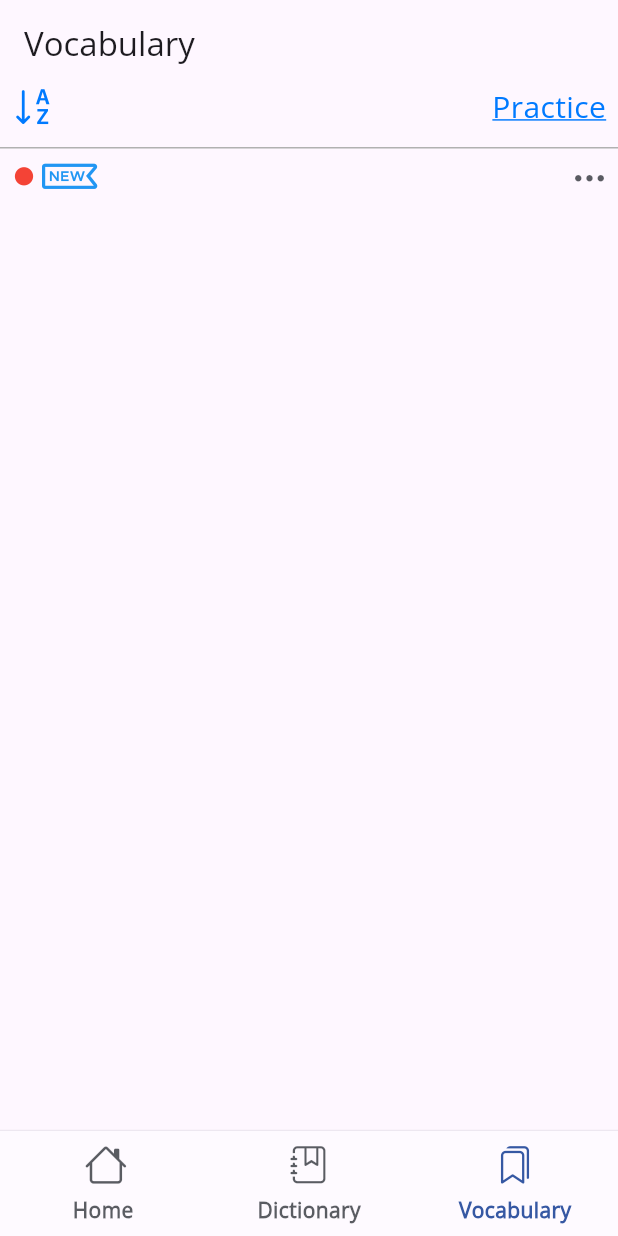
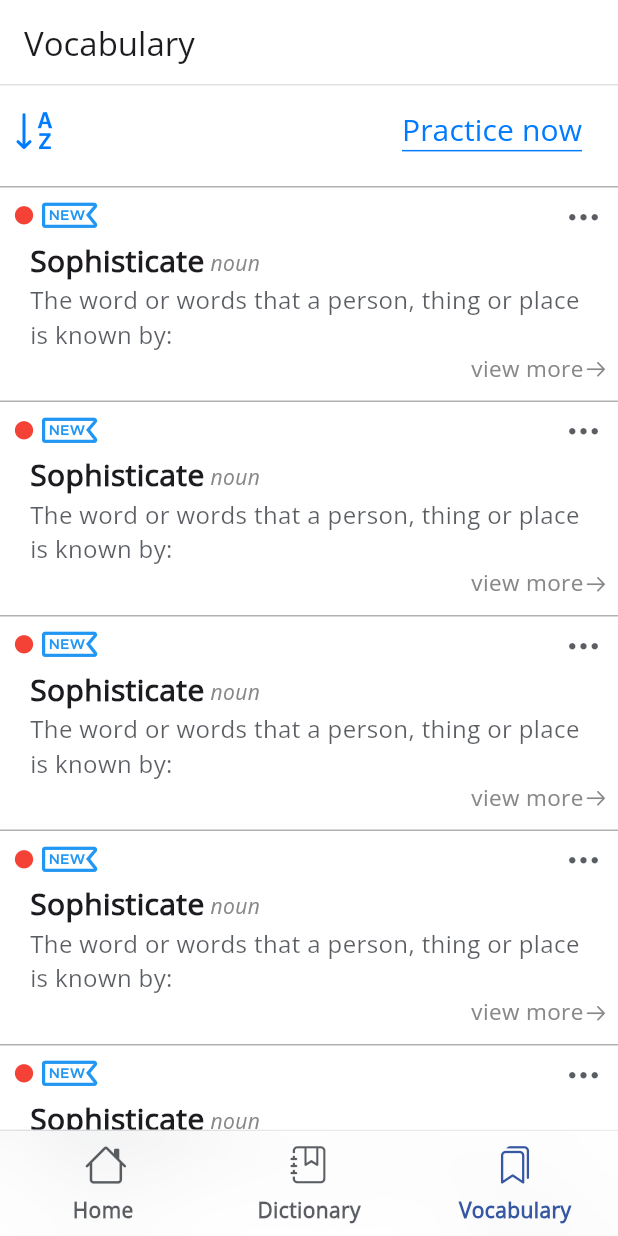
Before and after one commit to nguyenhuuthai-99/eng_dict, a Flutter app: the screen it shows after launch, item 3 of the bottom bar chosen, on a phone screen of 412 x 824 dp. Run offline on Flutter 3.47's test engine with Material 3 defaults, Android fonts, the phone set to English and light mode, and no system bars; our stand-ins replace google_fonts, just_audio; missing offline and left inert: dart:ffi.

Commit message:
vocabulary screen layout completed

```diff
--- /dev/null
+++ b/lib/model/vocabulary.dart
@@ -0,0 +1,30 @@
+class Vocabulary {
+  late String _wordTitle;
+  late String _wordForm;
+  late String _definition;
+  late String _URL;
+
+  String get wordTitle => _wordTitle;
+
+  set wordTitle(String value) {
+    _wordTitle = value;
+  }
+
+  String get wordForm => _wordForm;
+
+  String get URL => _URL;
+
+  set URL(String value) {
+    _URL = value;
+  }
+
+  String get definition => _definition;
+
+  set definition(String value) {
+    _definition = value;
+  }
+
+  set wordForm(String value) {
+    _wordForm = value;
+  }
+}
--- a/lib/view/component/glass_app_bar.dart
+++ b/lib/view/component/glass_app_bar.dart
@@ -2,30 +2,35 @@ import 'dart:ui';
 
 import 'package:flutter/material.dart';
 
-class GlassAppBar extends StatelessWidget implements PreferredSizeWidget{
+class GlassAppBar extends StatelessWidget implements PreferredSizeWidget {
   final String title;
+  final Widget? bottom;
   late final AppBar appBar;
-  GlassAppBar({required this.title,super.key}){
+  GlassAppBar({required this.title, super.key, this.bottom}) {
     appBar = AppBar(
       title: Text(title),
-      backgroundColor: Colors.white.withOpacity(0.2),
-      surfaceTintColor: Colors.white.withOpacity(0.2),
+      backgroundColor: Colors.white.withOpacity(0.6),
+      surfaceTintColor: Colors.white.withOpacity(0.6),
+      bottom: bottom != null
+          ? PreferredSize(preferredSize: preferredSize, child: bottom!)
+          : null,
     );
   }
 
   @override
   PreferredSizeWidget build(BuildContext context) {
-
     return PreferredSize(
       child: ClipRRect(
           child: BackdropFilter(
-              filter: ImageFilter.blur(sigmaX: 25, sigmaY: 25, tileMode: TileMode.mirror),
+              filter: ImageFilter.blur(
+                  sigmaX: 25, sigmaY: 25, tileMode: TileMode.mirror),
               child: appBar)),
-      preferredSize: Size(MediaQuery.of(context).size.width, appBar.preferredSize.height),
+      preferredSize:
+          Size(MediaQuery.of(context).size.width, appBar.preferredSize.height),
     );
   }
 
   @override
   // TODO: implement preferredSize
-  Size get preferredSize => const Size.fromHeight(kToolbarHeight);
+  Size get preferredSize => Size.fromHeight(kToolbarHeight + 48);
 }
--- a/lib/view/screens/vocabulary_screen.dart
+++ b/lib/view/screens/vocabulary_screen.dart
@@ -1,6 +1,9 @@
+import 'package:eng_dict/view/component/glass_app_bar.dart';
 import 'package:eng_dict/view/utils/constants.dart';
 import 'package:eng_dict/view/utils/custom_icon.dart';
+import 'package:eng_dict/view/widgets/vocabulary_box.dart';
 import 'package:flutter/material.dart';
+import 'package:google_fonts/google_fonts.dart';
 
 class VocabularyScreen extends StatelessWidget {
   final String screenId = "VocabularyScreen";
@@ -9,71 +12,115 @@ class VocabularyScreen extends StatelessWidget {
   @override
   Widget build(BuildContext context) {
     return Scaffold(
-      appBar: AppBar(
+      backgroundColor: Colors.white,
+      body: CustomScrollView(
+        slivers: [
+          SliverAppBar.medium(
+            pinned: true,
+            flexibleSpace: AppBar(
+              backgroundColor: Colors.white,
+              surfaceTintColor: Colors.white,
               title: Text("Vocabulary"),
             ),
-      body: Column(
-        crossAxisAlignment: CrossAxisAlignment.start,
-        children: [
-          const Padding(
-            padding: EdgeInsets.symmetric(horizontal: 8.0),
+            title: Text("Vocabulary"),
+            toolbarHeight: kToolbarHeight,
+            collapsedHeight: kToolbarHeight,
+            expandedHeight: kToolbarHeight,
+            surfaceTintColor: Colors.white,
+            backgroundColor: Colors.white,
+          ),
+          SliverPersistentHeader(
+              pinned: true,
+              delegate: toolBarDelegate(
+                Container(
+                  padding: const EdgeInsets.only(
+                      left: 8.0,
+                      right: Constant.kMarginMedium,
+                      top: Constant.kMarginMedium),
+                  decoration: BoxDecoration(
+                      color: Colors.white,
+                      border:
+                          Border(top: BorderSide(color: Constant.kGreyLine))),
                   child: Row(
                     mainAxisAlignment: MainAxisAlignment.start,
+                    crossAxisAlignment: CrossAxisAlignment.baseline,
+                    textBaseline: TextBaseline.alphabetic,
                     children: [
                       Icon(
                         CustomIcon.sort,
                         color: Constant.kHyperLinkTextColor,
-                  size: 30,
+                        size: 32,
                       ),
                       Expanded(
                         child: SizedBox(),
                       ),
-                Text(
-                  "Practice",
-                  style: TextStyle(
+                      TextButton(
+                        style: ButtonStyle(),
+                        onPressed: () {
+                          print("practice");
+                        },
+                        child: Text(
+                          "Practice now",
+                          style: GoogleFonts.openSans(
+                              decoration: TextDecoration.underline,
+                              decorationThickness: 2,
+                              decorationColor: Constant.kHyperLinkTextColor,
+                              fontWeight: FontWeight.w400,
                               fontSize: 20,
-                      decoration: TextDecoration.underline,
-                      decorationColor: Constant.kHyperLinkTextColor,
-                      decorationThickness: 2,
-                      color: Constant.kHyperLinkTextColor),
+                              color: Colors.transparent,
+                              shadows: [
+                                Shadow(
+                                    color: Constant.kHyperLinkTextColor,
+                                    offset: Offset(0, -5))
+                              ]),
+                        ),
                       )
                     ],
                   ),
                 ),
-          Container(
-            padding: EdgeInsets.only(
-                top: Constant.kMarginExtraSmall,
-                left: Constant.kMarginExtraSmall,
-                right: Constant.kMarginExtraSmall),
-            margin: EdgeInsets.only(top: Constant.kMarginMedium),
-            decoration: BoxDecoration(
-                border:
-                    Border(top: BorderSide(color: Constant.kGreyVocabBorder))),
-            child: const Column(
+              )),
+          SliverToBoxAdapter(
+            child: Column(
               children: [
-                Row(
-                  children: [
-                    Icon(
-                      CustomIcon.dot,
-                      color: Colors.red,
-                    ),
-                    Icon(
-                      CustomIcon.new_icon,
-                      color: Colors.blue,
-                    ),
-                    Expanded(child: SizedBox()),
-                    Icon(
-                      CustomIcon.more,
-                      color: Constant.kButtonUnselectedColor,
-                      size: 30,
-                    )
-                  ],
-                )
+                VocabularyBox(),
+                VocabularyBox(),
+                VocabularyBox(),
+                VocabularyBox(),
+                VocabularyBox(),
+                VocabularyBox(),
+                VocabularyBox(),
               ],
             ),
-          )
+          ),
         ],
       ),
     );
   }
 }
+
+class toolBarDelegate extends SliverPersistentHeaderDelegate {
+  Widget child;
+
+  toolBarDelegate(this.child);
+
+  @override
+  Widget build(
+      BuildContext context, double shrinkOffset, bool overlapsContent) {
+    // TODO: implement build
+    return child;
+  }
+
+  @override
+  // TODO: implement maxExtent
+  double get maxExtent => kToolbarHeight;
+
+  @override
+  // TODO: implement minExtent
+  double get minExtent => kToolbarHeight;
+
+  @override
+  bool shouldRebuild(covariant SliverPersistentHeaderDelegate oldDelegate) {
+    // TODO: implement shouldRebuild
+    return true;
+  }
+}
--- a/lib/view/widgets/navigation_menu.dart
+++ b/lib/view/widgets/navigation_menu.dart
@@ -28,7 +28,7 @@ class NavigationMenu extends StatelessWidget {
               child: NavigationBar(
                 selectedIndex: data.index,
                 indicatorColor: Colors.transparent,
-                backgroundColor: Colors.white.withOpacity(0.4),
+                backgroundColor: Colors.white.withOpacity(0.6),
                 height: 70,
                 onDestinationSelected: (index) => data.changeIndex(index),
                 destinations: const [
--- a/lib/view/widgets/vocabulary_box.dart
+++ b/lib/view/widgets/vocabulary_box.dart
@@ -0,0 +1,98 @@
+import 'package:eng_dict/view/utils/constants.dart';
+import 'package:eng_dict/view/utils/custom_icon.dart';
+import 'package:flutter/material.dart';
+
+class VocabularyBox extends StatelessWidget {
+  const VocabularyBox({
+    super.key,
+  });
+
+  @override
+  Widget build(BuildContext context) {
+    return Container(
+      padding: EdgeInsets.only(
+          top: Constant.kMarginExtraSmall,
+          left: Constant.kMarginExtraSmall,
+          right: Constant.kMarginSmall),
+      margin: EdgeInsets.only(top: Constant.kMarginMedium),
+      decoration: BoxDecoration(
+          border: Border(top: BorderSide(color: Constant.kGreyVocabBorder))),
+      child: Column(
+        children: [
+          const Row(
+            children: [
+              Icon(
+                CustomIcon.dot,
+                color: Colors.red,
+              ),
+              Icon(
+                CustomIcon.new_icon,
+                color: Colors.blue,
+              ),
+              Expanded(child: SizedBox()),
+              Icon(
+                CustomIcon.more,
+                color: Constant.kButtonUnselectedColor,
+                size: 30,
+              )
+            ],
+          ),
+          const Padding(
+            padding: EdgeInsets.only(
+                left: Constant.kMarginLarge, right: Constant.kMarginSmall),
+            child: Column(
+              children: [
+                Row(
+                  crossAxisAlignment: CrossAxisAlignment.baseline,
+                  textBaseline: TextBaseline.alphabetic,
+                  children: [
+                    Text(
+                      "Sophisticate",
+                      style:
+                          TextStyle(fontSize: 20, fontWeight: FontWeight.w600),
+                    ),
+                    Text(
+                      " noun",
+                      style: TextStyle(
+                          color: Constant.kGreyText,
+                          fontStyle: FontStyle.italic),
+                    )
+                  ],
+                ),
+                Text(
+                  "The word or words that a person, thing or place is known by:",
+                  style: TextStyle(color: Color(0xb81b1f26), fontSize: 16),
+                )
+              ],
+            ),
+          ),
+          GestureDetector(
+            onTap: () {
+              print("view more");
+            },
+            child: Row(
+              children: [
+                Expanded(child: SizedBox()),
+                Text(
+                  "view more",
+                  style: TextStyle(
+                      fontSize: 15,
+                      color: Constant.kGreyText,
+                      fontWeight: FontWeight.w100),
+                ),
+                Padding(
+                  padding: EdgeInsets.only(top: 5, left: 2),
+                  child: Icon(
+                    CustomIcon.arrow,
+                    color: Constant.kGreyText,
+                    size: 13,
+                  ),
+                )
+              ],
+            ),
+          )
+        ],
+      ),
+    );
+  }
+}
```
Lines whose indentation alone changed are shown as unchanged.
